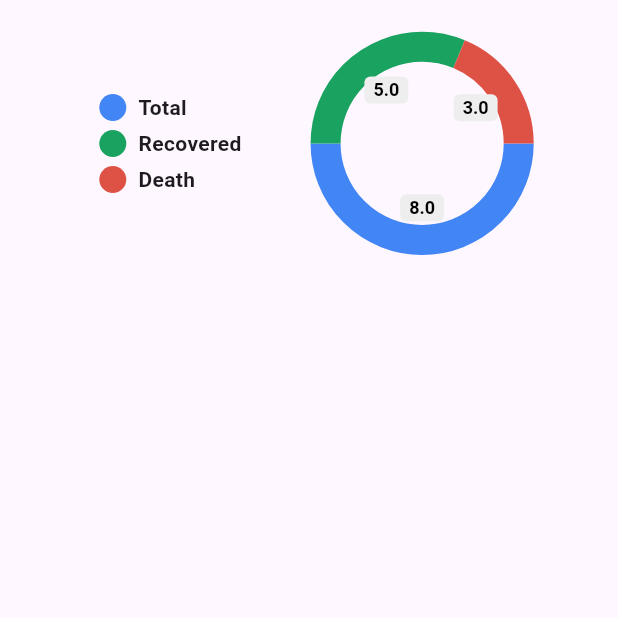
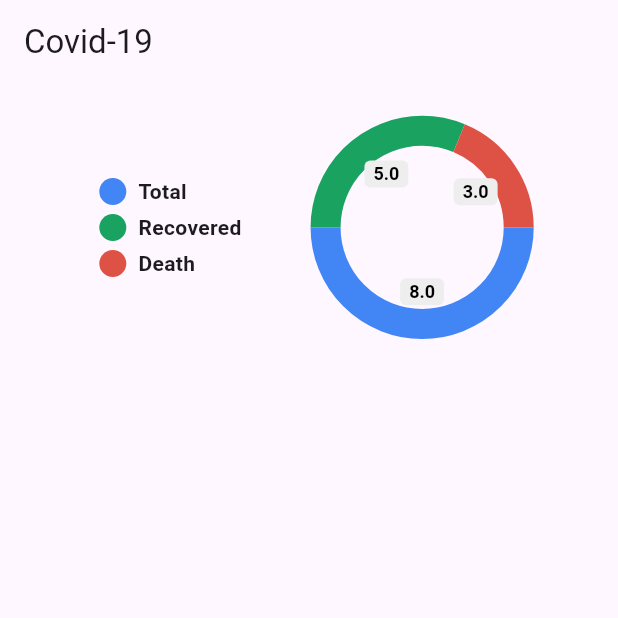
Before and after one commit to Mohsin832/Covid19_App_With_RestAPI, a Flutter app: the screen it shows after launch, on a phone screen of 412 x 824 dp, the top half of it. Run offline on Flutter 3.47's test engine with Material 3 defaults, Android fonts, the phone set to English and light mode, and no system bars; drawn by our look-alikes of pie_chart.

Commit message:
covid app

```diff
--- a/lib/constants/uihelper.dart
+++ b/lib/constants/uihelper.dart
@@ -1,7 +1,7 @@
 import 'package:flutter/material.dart';
 
 class Uihelper {
-  static customImage({required String imageURL}) {
+  static Image customImage({required String imageURL}) {
     return Image.asset("assets/images/$imageURL");
   }
 }
--- a/lib/screen/splashscreen.dart
+++ b/lib/screen/splashscreen.dart
@@ -24,7 +24,7 @@ class _SplashscreenState extends State<Splashscreen>
     super.initState();
     Timer(
       Duration(seconds: 3),
-      () => Navigator.push(
+      () => Navigator.pushReplacement(
         context,
         MaterialPageRoute(builder: (context) => Worldstate()),
       ),
@@ -50,7 +50,7 @@ class _SplashscreenState extends State<Splashscreen>
               const Spacer(),
               AnimatedBuilder(
                 animation: _controller,
-                child:  SizedBox(
+                child: SizedBox(
                   height: 200,
                   width: 200,
                   child: Center(
--- a/lib/screen/worldstate.dart
+++ b/lib/screen/worldstate.dart
@@ -1,5 +1,3 @@
-import 'dart:ffi';
-
 import 'package:covidapp/constants/color.dart';
 import 'package:flutter/material.dart';
 import 'package:pie_chart/pie_chart.dart';
@@ -27,6 +25,7 @@ class _WorldstateState extends State<Worldstate> with TickerProviderStateMixin {
   @override
   Widget build(BuildContext context) {
     return Scaffold(
+      appBar: AppBar(title: Text("Covid-19")),
       body: SafeArea(
         child: Padding(
           padding: const EdgeInsets.all(15.0),
```
